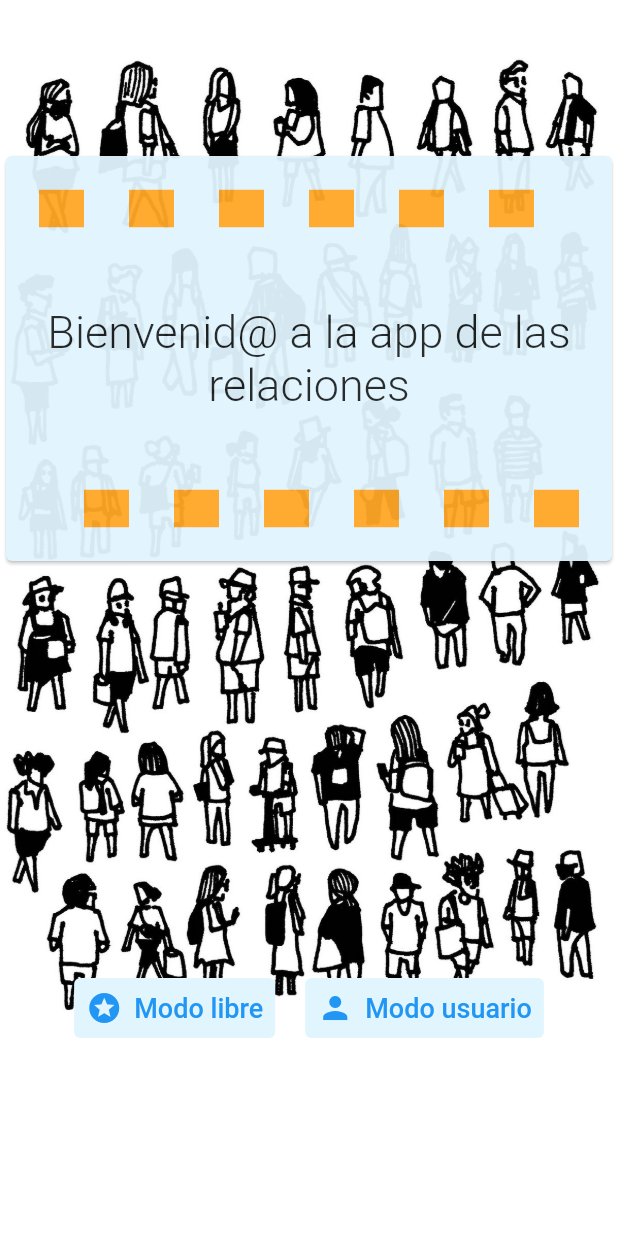
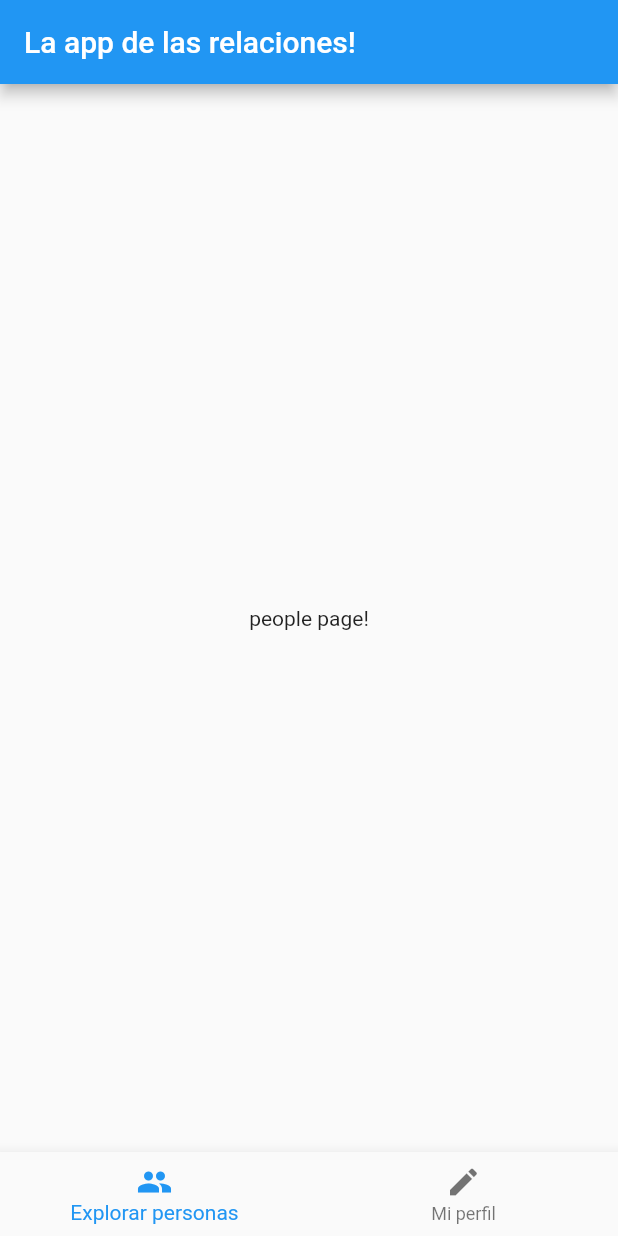
Before and after one commit to agumatt/proyectoTestFlutter1, a Flutter app: the screen it shows after launch, on a phone screen of 412 x 824 dp. Run offline on Flutter 3.47's test engine with Material 2 defaults, Android fonts, the phone set to English and light mode, and no system bars; our stand-ins replace equatable, go_router, google_fonts, sqflite; accounts and stored records are empty.

Commit message:
navegacion basica con goRouter implementada

```diff
--- a/proyecto_test_flutter_1/lib/Misc/constants.dart
+++ /dev/null
@@ -1 +0,0 @@
-class Routes {}
--- a/proyecto_test_flutter_1/lib/UI/main_view.dart
+++ b/proyecto_test_flutter_1/lib/UI/main_view.dart
@@ -0,0 +1,51 @@
+import 'package:flutter/material.dart';
+import 'package:flutter/widgets.dart';
+import 'package:go_router/go_router.dart';
+import 'package:proyecto_test_flutter_1/UI/navigation.dart';
+
+class MainView extends StatefulWidget {
+  const MainView(this.content, {super.key});
+
+  final Widget content;
+
+  @override
+  State<MainView> createState() => _MainViewState();
+}
+
+class _MainViewState extends State<MainView> {
+  int _currentNavBarIndex = 0;
+
+  @override
+  Widget build(BuildContext context) {
+    return Scaffold(
+      appBar: AppBar(
+        title: Text("La app de las relaciones!"),
+      ),
+      body: widget.content,
+      bottomNavigationBar: BottomNavigationBar(
+          currentIndex: _currentNavBarIndex,
+          onTap: (value) {
+            switch (value) {
+              case 0:
+                context.goNamed(RouteNames.peoplePage);
+              case 1:
+                context.goNamed(RouteNames.formPage);
+              default:
+            }
+            setState(() {
+              _currentNavBarIndex = value;
+            });
+          },
+          items: const [
+            BottomNavigationBarItem(
+              icon: Icon(Icons.people),
+              label: 'Explorar personas',
+            ),
+            BottomNavigationBarItem(
+              icon: Icon(Icons.edit),
+              label: 'Mi perfil',
+            ),
+          ]),
+    );
+  }
+}
--- /dev/null
+++ b/proyecto_test_flutter_1/lib/UI/navigation.dart
@@ -0,0 +1,40 @@
+import 'package:flutter/material.dart';
+import 'package:go_router/go_router.dart';
+import 'package:proyecto_test_flutter_1/UI/form_view.dart';
+import 'package:proyecto_test_flutter_1/UI/main_view.dart';
+import 'package:proyecto_test_flutter_1/UI/people_view.dart';
+import 'package:proyecto_test_flutter_1/UI/welcome_view.dart';
+
+class RouteNames {
+  static const welcomePage = 'welcomePage';
+  static const formPage = 'formPage';
+  static const peoplePage = 'peoplePage';
+  static const personDetailsPage = 'personDetailsPage';
+}
+
+final GlobalKey<NavigatorState> _rootNavKey = GlobalKey();
+final GlobalKey<NavigatorState> _shellNavKey = GlobalKey();
+
+final router =
+    GoRouter(navigatorKey: _rootNavKey, initialLocation: '/people', routes: [
+  GoRoute(
+    path: '/',
+    name: RouteNames.welcomePage,
+    builder: (context, state) => WelcomeView(),
+  ),
+  ShellRoute(
+      navigatorKey: _shellNavKey,
+      builder: (context, state, child) => MainView(child),
+      routes: [
+        GoRoute(
+          path: '/people',
+          name: RouteNames.peoplePage,
+          builder: (context, state) => PeopleView(),
+        ),
+        GoRoute(
+          path: '/form',
+          name: RouteNames.formPage,
+          builder: (context, state) => PersonFormView(),
+        ),
+      ])
+]);
--- /dev/null
+++ b/proyecto_test_flutter_1/lib/UI/people_view.dart
@@ -0,0 +1,12 @@
+import 'package:flutter/material.dart';
+
+class PeopleView extends StatelessWidget {
+  const PeopleView({super.key});
+
+  @override
+  Widget build(BuildContext context) {
+    return const Center(
+      child: Text('people page!'),
+    );
+  }
+}
--- a/proyecto_test_flutter_1/lib/UI/root.dart
+++ b/proyecto_test_flutter_1/lib/UI/root.dart
@@ -1,7 +1,7 @@
 import 'package:flutter/material.dart';
 import 'package:flutter/services.dart';
-import 'package:go_router/go_router.dart';
-import 'package:proyecto_test_flutter_1/UI/welcome_view.dart';
+
+import 'navigation.dart';
 
 void main() {
   WidgetsFlutterBinding.ensureInitialized();
@@ -14,12 +14,10 @@ void main() {
 class MainApp extends StatelessWidget {
   MainApp({super.key});
 
-  final _router = GoRouter(routes: []);
-
   @override
   Widget build(BuildContext context) {
-    return MaterialApp(
-      home: WelcomeView(),
+    return MaterialApp.router(
+      routerConfig: router,
     );
   }
 }
--- a/proyecto_test_flutter_1/lib/UI/welcome_view.dart
+++ b/proyecto_test_flutter_1/lib/UI/welcome_view.dart
@@ -1,5 +1,7 @@
 import 'package:flutter/material.dart';
+import 'package:go_router/go_router.dart';
 import 'package:google_fonts/google_fonts.dart';
+import 'package:proyecto_test_flutter_1/UI/navigation.dart';
 
 class WelcomeView extends StatelessWidget {
   const WelcomeView({super.key});
@@ -30,8 +32,8 @@ class WelcomeView extends StatelessWidget {
                     children: [
                       const BoxRow(true),
                       Padding(
-                        padding:
-                            EdgeInsets.symmetric(vertical: 30, horizontal: 20),
+                        padding: const EdgeInsets.symmetric(
+                            vertical: 30, horizontal: 20),
                         child: Text(
                           'Bienvenid@ a la app de las relaciones',
                           textAlign: TextAlign.center,
@@ -44,10 +46,10 @@ class WelcomeView extends StatelessWidget {
                   ),
                 ),
               ),
-              SizedBox(
+              const SizedBox(
                 height: 270,
               ),
-              ButtonRow(),
+              const ButtonRow(),
             ],
           ),
         ),
@@ -95,19 +97,21 @@ class ButtonRow extends StatelessWidget {
                 backgroundColor: MaterialStateProperty.resolveWith(
                     (states) => Colors.lightBlue.shade50)),
             onPressed: () {},
-            icon: Icon(Icons.stars),
-            label: Text(
+            icon: const Icon(Icons.stars),
+            label: const Text(
               "Modo libre",
               style: TextStyle(fontSize: 18),
             )),
-        SizedBox(width: 20),
+        const SizedBox(width: 20),
         TextButton.icon(
             style: ButtonStyle(
                 backgroundColor: MaterialStateProperty.resolveWith(
                     (states) => Colors.lightBlue.shade50)),
-            onPressed: () {},
-            icon: Icon(Icons.person),
-            label: Text(
+            onPressed: () {
+              context.goNamed(RouteNames.peoplePage);
+            },
+            icon: const Icon(Icons.person),
+            label: const Text(
               "Modo usuario",
               style: TextStyle(fontSize: 18),
             )),
```
Also changed, not shown: proyecto_test_flutter_1/lib/UI/form_view.dart (+6 -10 lines), proyecto_test_flutter_1/lib/UI/data_view.dart (deleted).
